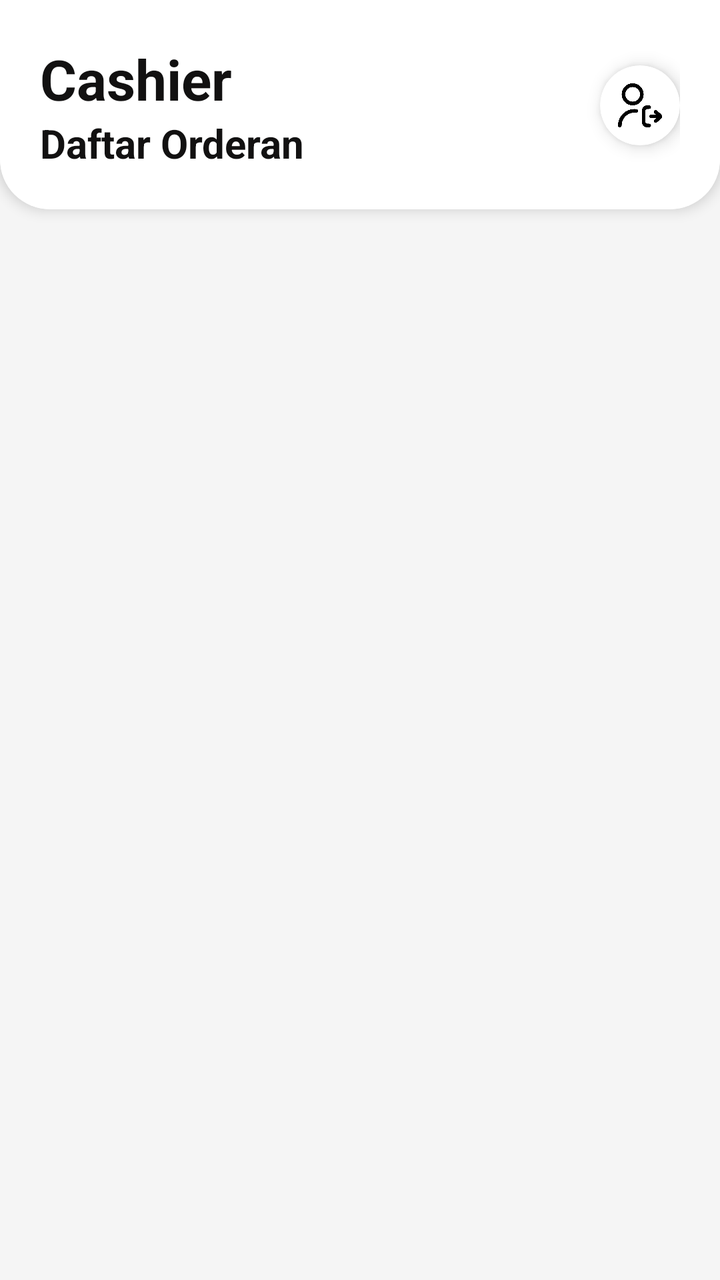
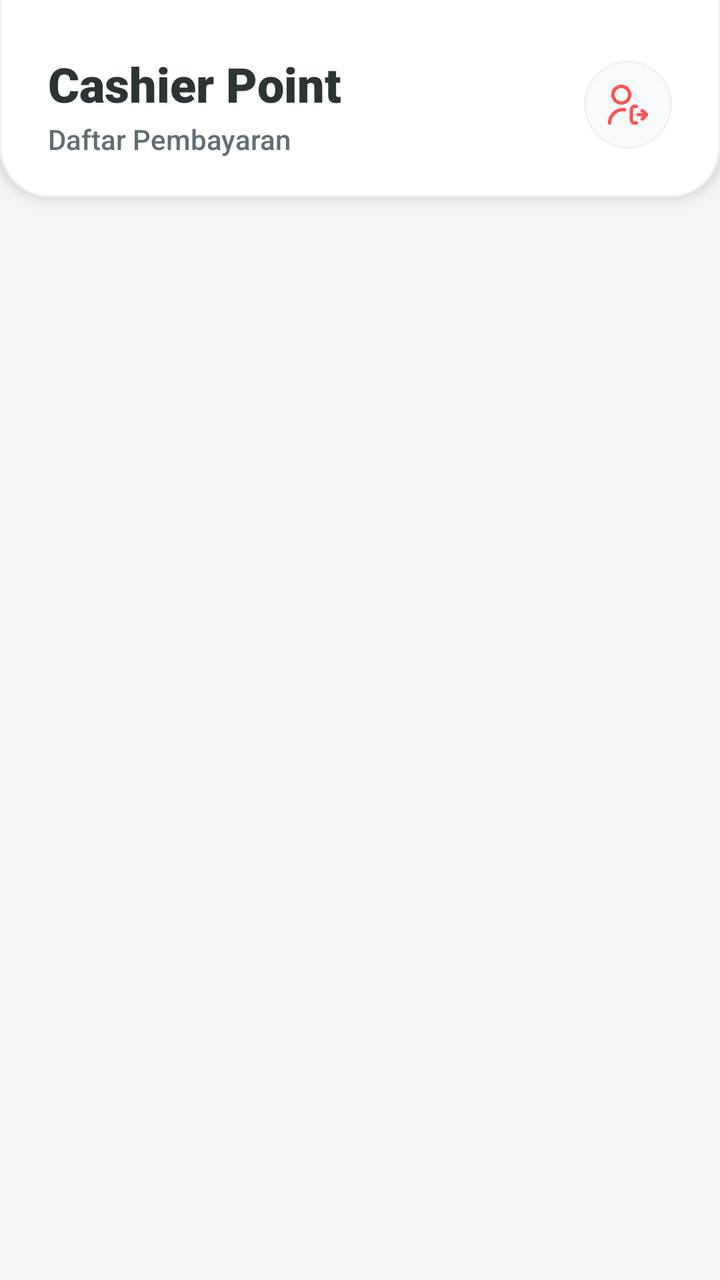

Screens rendered from an Android XML layout before and after an edit, with the pre-edit source and the edit as a unified diff.
<!-- AndroidManifest.xml: application theme Theme.Laundry -->
<!-- res/layout/cashier_activity.xml -->
<?xml version="1.0" encoding="utf-8"?>
<androidx.constraintlayout.widget.ConstraintLayout xmlns:android="http://schemas.android.com/apk/res/android"
    android:layout_width="match_parent"
    android:layout_height="match_parent"
    xmlns:app="http://schemas.android.com/apk/res-auto">

    <com.google.android.material.card.MaterialCardView
        android:id="@+id/headerCard"
        android:layout_width="match_parent"
        android:layout_height="wrap_content"
        app:cardCornerRadius="25dp"
        app:cardElevation="4dp"
        android:layout_marginTop="-25dp"
        app:layout_constraintTop_toTopOf="parent"
        app:strokeWidth="0dp">

        <LinearLayout
            android:id="@+id/headerLayout"
            android:layout_width="match_parent"
            android:layout_height="wrap_content"
            android:orientation="horizontal"
            android:paddingTop="45dp"
            android:paddingBottom="20dp"
            android:paddingLeft="20dp"
            android:paddingRight="20dp"
            android:gravity="center_vertical"
            android:background="@color/white">

            <LinearLayout
                android:layout_width="0dp"
                android:layout_height="wrap_content"
                android:layout_weight="1"
                android:orientation="vertical">

                <TextView
                    android:layout_width="wrap_content"
                    android:layout_height="wrap_content"
                    android:text="Cashier"
                    android:textSize="28sp"
                    android:textStyle="bold"
                    android:textColor="#121111" />

                <TextView
                    android:layout_width="wrap_content"
                    android:layout_height="wrap_content"
                    android:text="Daftar Orderan"
                    android:textSize="20sp"
                    android:textStyle="bold"
                    android:textColor="#121111" />
            </LinearLayout>

            <com.google.android.material.card.MaterialCardView
                android:layout_width="40dp"
                android:layout_height="40dp"
                app:cardCornerRadius="20dp"
                app:cardElevation="5dp"
                app:strokeWidth="0dp"
                app:cardBackgroundColor="@color/white">

                <ImageView
                    android:id="@+id/btnLogout"
                    android:layout_width="22dp"
                    android:layout_height="22dp"
                    android:layout_gravity="center"
                    android:src="@drawable/img_11"
                    android:clickable="true"
                    android:focusable="true"
                    android:background="?attr/selectableItemBackgroundBorderless"
                    android:contentDescription="Logout" />
            </com.google.android.material.card.MaterialCardView>

        </LinearLayout>
    </com.google.android.material.card.MaterialCardView>

    <androidx.recyclerview.widget.RecyclerView
        android:id="@+id/rvCashierOrders"
        android:layout_width="match_parent"
        android:layout_height="0dp"
        android:paddingTop="8dp"
        android:clipToPadding="false"
        app:layoutManager="androidx.recyclerview.widget.LinearLayoutManager"
        app:layout_constraintBottom_toBottomOf="parent"
        app:layout_constraintTop_toBottomOf="@id/headerCard"
        tools:listitem="@layout/item_status_cashier"
        xmlns:tools="http://schemas.android.com/tools" />

</androidx.constraintlayout.widget.ConstraintLayout>
<!-- res/layout/item_status_cashier.xml (included above) -->
<?xml version="1.0" encoding="utf-8"?>
<com.google.android.material.card.MaterialCardView
    xmlns:android="http://schemas.android.com/apk/res/android"
    xmlns:app="http://schemas.android.com/apk/res-auto"
    android:layout_width="match_parent"
    android:layout_height="wrap_content"
    android:layout_marginHorizontal="16dp"
    android:layout_marginVertical="8dp"
    app:cardCornerRadius="12dp"
    app:cardElevation="4dp"
    app:strokeWidth="0dp">

    <LinearLayout
        android:layout_width="match_parent"
        android:layout_height="wrap_content"
        android:orientation="vertical">

        
        <LinearLayout
            android:id="@+id/layoutCashierHeader"
            android:layout_width="match_parent"
            android:layout_height="wrap_content"
            android:background="@color/orange_nav"
            android:gravity="center_vertical"
            android:orientation="horizontal"
            android:padding="16dp">

            <TextView
                android:id="@+id/tvTableName"
                android:layout_width="0dp"
                android:layout_height="wrap_content"
                android:layout_weight="1"
                android:text="Meja 1"
                android:textColor="#FFFFFF"
                android:textSize="18sp"
                android:textStyle="bold" />

            <ImageView
                android:id="@+id/btnDrop"
                android:layout_width="28dp"
                android:layout_height="28dp"
                android:src="@drawable/img_14"
                app:tint="#FFFFFF" />
        </LinearLayout>

        
        <LinearLayout
            android:layout_width="match_parent"
            android:layout_height="wrap_content"
            android:orientation="vertical"
            android:background="@color/w"
            android:padding="16dp">

            <androidx.recyclerview.widget.RecyclerView
                android:id="@+id/rvOrderItems"
                android:layout_width="match_parent"
                android:layout_height="wrap_content" />

            <View
                android:layout_width="match_parent"
                android:layout_height="1dp"
                android:layout_marginVertical="12dp"
                android:background="#EEEEEE" />

            <LinearLayout
                android:layout_width="match_parent"
                android:layout_height="wrap_content"
                android:orientation="vertical">

                <TextView
                    android:id="@+id/tvTotalItems"
                    android:layout_width="wrap_content"
                    android:layout_height="wrap_content"
                    android:text="Total Item: 3"
                    android:textColor="#757575"
                    android:textSize="14sp" />

                <TextView
                    android:id="@+id/tvTotalPrice"
                    android:layout_width="wrap_content"
                    android:layout_height="wrap_content"
                    android:text="Total Harga: Rp 50.000"
                    android:textColor="#1B5E20"
                    android:textSize="18sp"
                    android:textStyle="bold" />
            </LinearLayout>

            <com.ncorti.slidetoact.SlideToActView
                android:id="@+id/btnDone"
                android:layout_width="match_parent"
                android:layout_height="wrap_content"
                android:layout_marginTop="16dp"
                app:area_margin="4dp"
                app:inner_color="@color/white"
                app:outer_color="@color/orange_nav"
                app:text="Swipe to pay"
                app:text_style="bold"
                app:slider_icon="@drawable/img_8"
                app:icon_margin="10dp"
                app:slider_icon_color="@color/black"
                app:text_size="14sp"
                app:slider_height="50dp"
                app:bump_vibration="50" />
        </LinearLayout>

    </LinearLayout>
</com.google.android.material.card.MaterialCardView>
<!-- resources referenced by this layout -->
<resources>
  <color name="black">#000000</color>
  <color name="orange_nav">#FA8112</color>
  <color name="w">#fff4ef</color>
  <color name="white">#ffffff</color>
  <!-- drawable img_11: png bitmap (drawable, 13387 bytes) -->
  <!-- drawable img_14: png bitmap (drawable, 3268 bytes) -->
  <!-- drawable img_8: png bitmap (drawable, 5358 bytes) -->
  <style name="Theme.Laundry" parent="Theme.MaterialComponents.DayNight.DarkActionBar">
          
          <item name="colorPrimary">@color/button</item>
          <item name="colorPrimaryVariant">@color/button</item>
          <item name="colorOnPrimary">@color/white</item>
          
  
          <item name="colorSecondaryVariant">@color/black</item>
          <item name="colorOnSecondary">@color/text</item>
          
          <item name="android:statusBarColor">?attr/colorPrimaryVariant</item>
          
          <item name="android:windowBackground">@color/background</item>
      </style>
  <color name="button">#6200EE</color>
  <color name="text">#212121</color>
  <color name="background">#F5F5F5</color>
</resources>

<!-- the commit's change to res/layout/cashier_activity.xml (unified diff, before → after) -->
@@ -12,17 +12,17 @@
         app:cardElevation="4dp"
         android:layout_marginTop="-25dp"
         app:layout_constraintTop_toTopOf="parent"
-        app:strokeWidth="0dp">
+        app:strokeWidth="1dp"
+        app:strokeColor="#F0F0F0">
 
         <LinearLayout
             android:id="@+id/headerLayout"
             android:layout_width="match_parent"
             android:layout_height="wrap_content"
             android:orientation="horizontal"
-            android:paddingTop="45dp"
+            android:paddingTop="50dp"
             android:paddingBottom="20dp"
-            android:paddingLeft="20dp"
-            android:paddingRight="20dp"
+            android:paddingHorizontal="24dp"
             android:gravity="center_vertical"
             android:background="@color/white">
 
@@ -35,38 +35,37 @@
                 <TextView
                     android:layout_width="wrap_content"
                     android:layout_height="wrap_content"
-                    android:text="Cashier"
-                    android:textSize="28sp"
-                    android:textStyle="bold"
-                    android:textColor="#121111" />
+                    android:text="Cashier Point"
+                    android:textSize="24sp"
+                    android:fontFamily="sans-serif-black"
+                    android:textColor="#2D3436" />
 
                 <TextView
                     android:layout_width="wrap_content"
                     android:layout_height="wrap_content"
-                    android:text="Daftar Orderan"
-                    android:textSize="20sp"
-                    android:textStyle="bold"
-                    android:textColor="#121111" />
+                    android:text="Daftar Pembayaran"
+                    android:textSize="14sp"
+                    android:fontFamily="sans-serif-medium"
+                    android:textColor="#636E72"
+                    android:layout_marginTop="2dp" />
             </LinearLayout>
 
             <com.google.android.material.card.MaterialCardView
-                android:layout_width="40dp"
-                android:layout_height="40dp"
-                app:cardCornerRadius="20dp"
-                app:cardElevation="5dp"
-                app:strokeWidth="0dp"
-                app:cardBackgroundColor="@color/white">
+                android:layout_width="44dp"
+                android:layout_height="44dp"
+                app:cardCornerRadius="22dp"
+                app:cardElevation="0dp"
+                app:strokeWidth="1dp"
+                app:strokeColor="#F0F0F0"
+                app:cardBackgroundColor="#F8F9FA">
 
                 <ImageView
                     android:id="@+id/btnLogout"
-                    android:layout_width="22dp"
-                    android:layout_height="22dp"
+                    android:layout_width="20dp"
+                    android:layout_height="20dp"
                     android:layout_gravity="center"
                     android:src="@drawable/img_11"
-                    android:clickable="true"
-                    android:focusable="true"
-                    android:background="?attr/selectableItemBackgroundBorderless"
-                    android:contentDescription="Logout" />
+                    app:tint="#FF5252" />
             </com.google.android.material.card.MaterialCardView>
 
         </LinearLayout>
@@ -76,120 +75,11 @@
         android:id="@+id/rvCashierOrders"
         android:layout_width="match_parent"
         android:layout_height="0dp"
-        android:paddingTop="8dp"
+        android:paddingTop="12dp"
+        android:paddingBottom="24dp"
         android:clipToPadding="false"
         app:layoutManager="androidx.recyclerview.widget.LinearLayoutManager"
         app:layout_constraintBottom_toBottomOf="parent"
-        app:layout_constraintTop_toBottomOf="@id/headerCard"
-        tools:listitem="@layout/item_status_cashier"
-        xmlns:tools="http://schemas.android.com/tools" />
+        app:layout_constraintTop_toBottomOf="@id/headerCard" />
 
 </androidx.constraintlayout.widget.ConstraintLayout>
-<!-- res/layout/item_status_cashier.xml (included above) -->
-<?xml version="1.0" encoding="utf-8"?>
-<com.google.android.material.card.MaterialCardView
-    xmlns:android="http://schemas.android.com/apk/res/android"
-    xmlns:app="http://schemas.android.com/apk/res-auto"
-    android:layout_width="match_parent"
-    android:layout_height="wrap_content"
-    android:layout_marginHorizontal="16dp"
-    android:layout_marginVertical="8dp"
-    app:cardCornerRadius="12dp"
-    app:cardElevation="4dp"
-    app:strokeWidth="0dp">
-
-    <LinearLayout
-        android:layout_width="match_parent"
-        android:layout_height="wrap_content"
-        android:orientation="vertical">
-
-        
-        <LinearLayout
-            android:id="@+id/layoutCashierHeader"
-            android:layout_width="match_parent"
-            android:layout_height="wrap_content"
-            android:background="@color/orange_nav"
-            android:gravity="center_vertical"
-            android:orientation="horizontal"
-            android:padding="16dp">
-
-            <TextView
-                android:id="@+id/tvTableName"
-                android:layout_width="0dp"
-                android:layout_height="wrap_content"
-                android:layout_weight="1"
-                android:text="Meja 1"
-                android:textColor="#FFFFFF"
-                android:textSize="18sp"
-                android:textStyle="bold" />
-
-            <ImageView
-                android:id="@+id/btnDrop"
-                android:layout_width="28dp"
-                android:layout_height="28dp"
-                android:src="@drawable/img_14"
-                app:tint="#FFFFFF" />
-        </LinearLayout>
-
-        
-        <LinearLayout
-            android:layout_width="match_parent"
-            android:layout_height="wrap_content"
-            android:orientation="vertical"
-            android:background="@color/w"
-            android:padding="16dp">
-
-            <androidx.recyclerview.widget.RecyclerView
-                android:id="@+id/rvOrderItems"
-                android:layout_width="match_parent"
-                android:layout_height="wrap_content" />
-
-            <View
-                android:layout_width="match_parent"
-                android:layout_height="1dp"
-                android:layout_marginVertical="12dp"
-                android:background="#EEEEEE" />
-
-            <LinearLayout
-                android:layout_width="match_parent"
-                android:layout_height="wrap_content"
-                android:orientation="vertical">
-
-                <TextView
-                    android:id="@+id/tvTotalItems"
-                    android:layout_width="wrap_content"
-                    android:layout_height="wrap_content"
-                    android:text="Total Item: 3"
-                    android:textColor="#757575"
-                    android:textSize="14sp" />
-
-                <TextView
-                    android:id="@+id/tvTotalPrice"
-                    android:layout_width="wrap_content"
-                    android:layout_height="wrap_content"
-                    android:text="Total Harga: Rp 50.000"
-                    android:textColor="#1B5E20"
-                    android:textSize="18sp"
-                    android:textStyle="bold" />
-            </LinearLayout>
-
-            <com.ncorti.slidetoact.SlideToActView
-                android:id="@+id/btnDone"
-                android:layout_width="match_parent"
-                android:layout_height="wrap_content"
-                android:layout_marginTop="16dp"
-                app:area_margin="4dp"
-                app:inner_color="@color/white"
-                app:outer_color="@color/orange_nav"
-                app:text="Swipe to pay"
-                app:text_style="bold"
-                app:slider_icon="@drawable/img_8"
-                app:icon_margin="10dp"
-                app:slider_icon_color="@color/black"
-                app:text_size="14sp"
-                app:slider_height="50dp"
-                app:bump_vibration="50" />
-        </LinearLayout>
-
-    </LinearLayout>
-</com.google.android.material.card.MaterialCardView>
<!-- resource entries referenced after the edit -->
@@ -1,12 +1,8 @@
 <!-- resources referenced by this layout -->
 <resources>
   <color name="black">#000000</color>
-  <color name="orange_nav">#FA8112</color>
-  <color name="w">#fff4ef</color>
   <color name="white">#ffffff</color>
   <!-- drawable img_11: png bitmap (drawable, 13387 bytes) -->
-  <!-- drawable img_14: png bitmap (drawable, 3268 bytes) -->
-  <!-- drawable img_8: png bitmap (drawable, 5358 bytes) -->
   <style name="Theme.Laundry" parent="Theme.MaterialComponents.DayNight.DarkActionBar">
           
           <item name="colorPrimary">@color/button</item>
